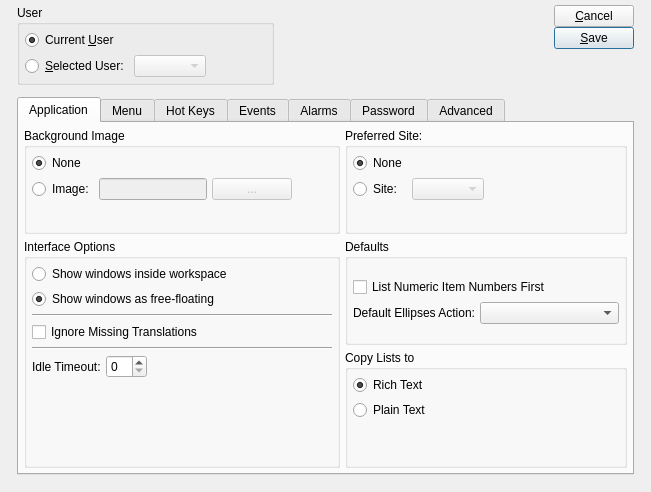
Above: guiclient/userPreferences.ui from Pegasus-RPG/xtuple-client before the change. Below: the same form after it.
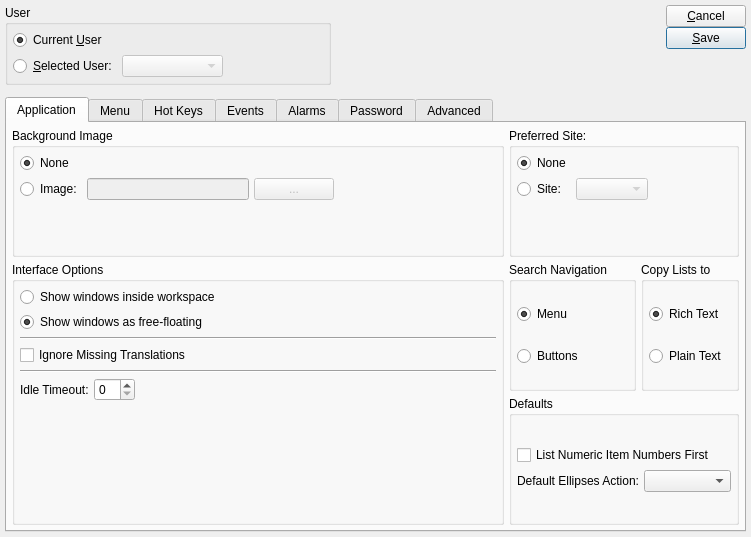
That is the form after the change. Custom widgets are drawn as their Qt base class.

Commit message: issue #9920, issue #9020:  Enhancements to virtual cluster and contact cluster.  Contact cluster is now a view only search widget.  Contact widget has the old functionality.  Many changes to virtual cluster as listed in 9920.  Only auto search on tab and problems with short cut keys remain.  Can open department edit from cluster now.  More to come.

```diff
--- a/guiclient/userPreferences.ui
+++ b/guiclient/userPreferences.ui
@@ -13,26 +13,17 @@
    <rect>
     <x>0</x>
     <y>0</y>
-    <width>651</width>
-    <height>492</height>
+    <width>751</width>
+    <height>537</height>
    </rect>
   </property>
   <property name="windowTitle">
    <string>User Preferences</string>
   </property>
-  <layout class="QGridLayout">
+  <layout class="QGridLayout" name="gridLayout_5">
    <item row="0" column="0">
     <layout class="QGridLayout">
-     <property name="leftMargin">
-      <number>12</number>
-     </property>
-     <property name="rightMargin">
-      <number>12</number>
-     </property>
-     <property name="bottomMargin">
-      <number>12</number>
-     </property>
-     <property name="spacing">
+     <property name="verticalSpacing">
       <number>12</number>
      </property>
      <item row="0" column="0">
@@ -250,7 +241,7 @@
            </layout>
           </widget>
          </item>
-         <item row="0" column="1">
+         <item row="0" column="1" colspan="2">
           <widget class="QGroupBox" name="_warehouseGroup">
            <property name="sizePolicy">
             <sizepolicy hsizetype="Preferred" vsizetype="Expanding">
@@ -423,6 +414,64 @@
           </widget>
          </item>
          <item row="1" column="1">
+          <widget class="QGroupBox" name="_clusterModeGroup">
+           <property name="title">
+            <string>Search Navigation</string>
+           </property>
+           <layout class="QVBoxLayout" name="verticalLayout_2">
+            <item>
+             <widget class="QRadioButton" name="_clusterMenu">
+              <property name="text">
+               <string>Menu</string>
+              </property>
+              <property name="checked">
+               <bool>true</bool>
+              </property>
+             </widget>
+            </item>
+            <item>
+             <widget class="QRadioButton" name="_clusterButtons">
+              <property name="text">
+               <string>Buttons</string>
+              </property>
+             </widget>
+            </item>
+           </layout>
+          </widget>
+         </item>
+         <item row="1" column="2">
+          <widget class="QGroupBox" name="groupBox">
+           <property name="sizePolicy">
+            <sizepolicy hsizetype="Preferred" vsizetype="Expanding">
+             <horstretch>0</horstretch>
+             <verstretch>0</verstretch>
+            </sizepolicy>
+           </property>
+           <property name="title">
+            <string>Copy Lists to</string>
+           </property>
+           <layout class="QGridLayout" name="gridLayout_2">
+            <item row="0" column="0">
+             <widget class="QRadioButton" name="_richText">
+              <property name="text">
+               <string>Rich Text</string>
+              </property>
+              <property name="checked">
+               <bool>true</bool>
+              </property>
+             </widget>
+            </item>
+            <item row="1" column="0">
+             <widget class="QRadioButton" name="_plainText">
+              <property name="text">
+               <string>Plain Text</string>
+              </property>
+             </widget>
+            </item>
+           </layout>
+          </widget>
+         </item>
+         <item row="2" column="1" colspan="2">
           <widget class="QGroupBox" name="_defaultsGroup">
            <property name="sizePolicy">
             <sizepolicy hsizetype="Preferred" vsizetype="Expanding">
@@ -484,51 +533,6 @@
            </layout>
           </widget>
          </item>
-         <item row="2" column="1">
-          <widget class="QGroupBox" name="groupBox">
-           <property name="sizePolicy">
-            <sizepolicy hsizetype="Preferred" vsizetype="Expanding">
-             <horstretch>0</horstretch>
-             <verstretch>0</verstretch>
-            </sizepolicy>
-           </property>
-           <property name="title">
-            <string>Copy Lists to</string>
-           </property>
-           <layout class="QGridLayout" name="gridLayout_2">
-            <item row="0" column="0">
-             <widget class="QRadioButton" name="_richText">
-              <property name="text">
-               <string>Rich Text</string>
-              </property>
-              <property name="checked">
-               <bool>true</bool>
-              </property>
-             </widget>
-            </item>
-            <item row="1" column="0">
-             <widget class="QRadioButton" name="_plainText">
-              <property name="text">
-               <string>Plain Text</string>
-              </property>
-             </widget>
-            </item>
-            <item row="2" column="0">
-             <spacer name="verticalSpacer_3">
-              <property name="orientation">
-               <enum>Qt::Vertical</enum>
-              </property>
-              <property name="sizeHint" stdset="0">
-               <size>
-                <width>20</width>
-                <height>40</height>
-               </size>
-              </property>
-             </spacer>
-            </item>
-           </layout>
-          </widget>
-         </item>
         </layout>
        </widget>
        <widget class="QWidget" name="_menu">
```
Left out of the diff: 2 changed lines with no effect on the pictures. The commit also changes 23 other files.
